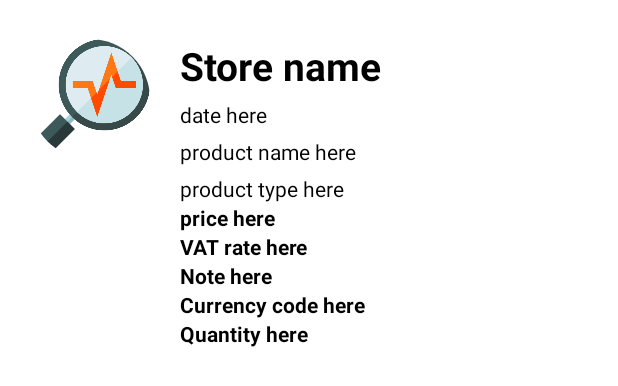
After one commit to yakusugi/cbt_mysql, an Android app: the layout mysql_search_list_item.xml on its own in the app's theme, with its tools: preview values and no code run, on a phone screen of 412 x 824 dp. The commit adds this screen. Shown: the top 386 px of the screen. Run offline under Robolectric (Android 15) with nearby library versions, the phone set to English and light mode, and no system bars; network calls fail.

Commit message:
commit june 14

```diff
--- a/app/src/main/assets/server_config.properties
+++ b/app/src/main/assets/server_config.properties
@@ -1,3 +1,4 @@
 server_url=http://192.168.0.51/
 login_php_file=budget_tracker_db_user_login.php
 insert_php_file=android_to_mysql.php
+spending_store_search_php_file=budget_tracker_db_store_search.php
--- a/app/src/main/java/com/myproject/offlinebudgettrackerappproject/data/BudgetTrackerMysqlSpendingRepository.java
+++ b/app/src/main/java/com/myproject/offlinebudgettrackerappproject/data/BudgetTrackerMysqlSpendingRepository.java
@@ -1,4 +1,6 @@
 package com.myproject.offlinebudgettrackerappproject.data;
+
+import android.app.Application;
 
 import com.myproject.offlinebudgettrackerappproject.dto.BudgetTrackerMysqlSpendingDto;
 import com.myproject.offlinebudgettrackerappproject.util.SpendingListCallback;
@@ -17,6 +19,10 @@ public class BudgetTrackerMysqlSpendingRepository {
     Double searchStoreSum;
 
     Double searchProductNameSum;
+
+    public BudgetTrackerMysqlSpendingRepository(Application application) {
+        budgetTrackerMysqlSpendingStoreNameDao = new BudgetTrackerMysqlSpendingStoreNameDao(application);
+    }
 
     public void getSearchStoreNameList(BudgetTrackerMysqlSpendingDto budgetTrackerMysqlSpendingDto, SpendingListCallback callback) {
         budgetTrackerMysqlSpendingStoreNameDao.getSearchStoreNameList(budgetTrackerMysqlSpendingDto, new SpendingListCallback() {
--- /dev/null
+++ b/app/src/main/res/layout/mysql_search_list_item.xml
@@ -0,0 +1,234 @@
+<?xml version="1.0" encoding="utf-8"?>
+<LinearLayout xmlns:android="http://schemas.android.com/apk/res/android"
+    xmlns:tools="http://schemas.android.com/tools"
+    android:orientation="vertical"
+    android:layout_width="match_parent"
+    android:layout_height="match_parent">
+
+    <LinearLayout
+        android:layout_width="match_parent"
+        android:layout_height="match_parent"
+        android:orientation="vertical">
+
+        <RelativeLayout
+            android:layout_width="match_parent"
+            android:layout_height="wrap_content"
+            android:layout_marginTop="16dp">
+
+            <LinearLayout
+                android:layout_width="wrap_content"
+                android:layout_height="wrap_content"
+                android:layout_marginVertical="10dp"
+                android:orientation="horizontal">
+
+                <de.hdodenhof.circleimageview.CircleImageView
+                    android:id="@+id/mysql_search_circle_image_view"
+                    android:layout_width="80dp"
+                    android:layout_height="80dp"
+                    android:layout_marginStart="20dp"
+                    android:src="@drawable/search_icon"
+                    tools:ignore="DuplicateIds" />
+
+                <LinearLayout
+                    android:id="@+id/mysql_search_store_name_linear_layout"
+                    android:layout_width="wrap_content"
+                    android:layout_height="wrap_content"
+                    android:layout_marginStart="20dp"
+                    android:orientation="vertical">
+
+                    <TextView
+                        android:id="@+id/mysql_search_store_name_text_row"
+                        android:layout_width="wrap_content"
+                        android:layout_height="wrap_content"
+                        android:text="Store name"
+                        android:textColor="@color/black"
+                        android:textSize="26sp"
+                        android:textStyle="bold" />
+
+                    <TextView
+                        android:id="@+id/mysql_search_date_text_row"
+                        android:layout_width="wrap_content"
+                        android:layout_height="wrap_content"
+                        android:layout_marginTop="5dp"
+                        android:text="date here"
+                        android:textColor="@color/black" />
+
+                    <TextView
+                        android:id="@+id/mysql_search_product_name_text_row"
+                        android:layout_width="wrap_content"
+                        android:layout_height="wrap_content"
+                        android:layout_marginTop="5dp"
+                        android:text="product name here"
+                        android:textColor="@color/black" />
+
+                    <TextView
+                        android:id="@+id/mysql_search_product_type_text_row"
+                        android:layout_width="wrap_content"
+                        android:layout_height="wrap_content"
+                        android:layout_marginTop="5dp"
+                        android:text="product type here"
+                        android:textColor="@color/black" />
+
+                    <TextView
+                        android:id="@+id/mysql_search_price_text_row"
+                        android:layout_width="wrap_content"
+                        android:layout_height="wrap_content"
+                        android:text="price here"
+                        android:textColor="@color/black"
+                        android:textStyle="bold" />
+
+                    <TextView
+                        android:id="@+id/mysql_search_vat_text_row"
+                        android:layout_width="wrap_content"
+                        android:layout_height="wrap_content"
+                        android:text="VAT rate here"
+                        android:textColor="@color/black"
+                        android:textStyle="bold" />
+
+                    <TextView
+                        android:id="@+id/mysql_search_note_text_row"
+                        android:layout_width="wrap_content"
+                        android:layout_height="wrap_content"
+                        android:text="Note here"
+                        android:textColor="@color/black"
+                        android:textStyle="bold" />
+
+                    <TextView
+                        android:id="@+id/mysql_search_currency_code_text_row"
+                        android:layout_width="wrap_content"
+                        android:layout_height="wrap_content"
+                        android:text="Currency code here"
+                        android:textColor="@color/black"
+                        android:textStyle="bold" />
+
+                    <TextView
+                        android:id="@+id/mysql_search_quantity_text_row"
+                        android:layout_width="wrap_content"
+                        android:layout_height="wrap_content"
+                        android:text="Quantity here"
+                        android:textColor="@color/black"
+                        android:textStyle="bold" />
+
+                </LinearLayout>
+
+                <LinearLayout
+                    android:layout_width="wrap_content"
+                    android:layout_height="wrap_content"
+                    android:layout_marginStart="20dp"
+                    android:orientation="vertical">
+
+
+                </LinearLayout>
+
+
+            </LinearLayout>
+
+
+        </RelativeLayout>
+
+    </LinearLayout>
+
+    <RelativeLayout
+        android:layout_width="match_parent"
+        android:layout_height="wrap_content"
+        android:layout_marginTop="16dp">
+
+        <LinearLayout
+            android:layout_width="wrap_content"
+            android:layout_height="wrap_content"
+            android:layout_marginVertical="10dp"
+            android:orientation="horizontal">
+
+            <de.hdodenhof.circleimageview.CircleImageView
+                android:id="@+id/search_circle_image_view"
+                android:layout_width="80dp"
+                android:layout_height="80dp"
+                android:layout_marginStart="20dp"
+                android:src="@drawable/search_icon"
+                />
+
+            <LinearLayout
+                android:id="@+id/search_store_name_linear_layout"
+                android:layout_width="wrap_content"
+                android:layout_height="wrap_content"
+                android:layout_marginStart="20dp"
+                android:orientation="vertical">
+
+                <TextView
+                    android:id="@+id/search_store_name_text_row"
+                    android:layout_width="wrap_content"
+                    android:layout_height="wrap_content"
+                    android:text="Store name"
+                    android:textColor="@color/black"
+                    android:textSize="26sp"
+                    android:textStyle="bold"/>
+
+                <TextView
+                    android:id="@+id/search_date_text_row"
+                    android:layout_width="wrap_content"
+                    android:layout_height="wrap_content"
+                    android:layout_marginTop="5dp"
+                    android:text="date here"
+                    android:textColor="@color/black"
+                    />
+
+                <TextView
+                    android:id="@+id/search_product_name_text_row"
+                    android:layout_width="wrap_content"
+                    android:layout_height="wrap_content"
+                    android:layout_marginTop="5dp"
+                    android:text="product name here"
+                    android:textColor="@color/black"
+                    />
+
+                <TextView
+                    android:id="@+id/search_product_type_text_row"
+                    android:layout_width="wrap_content"
+                    android:layout_height="wrap_content"
+                    android:layout_marginTop="5dp"
+                    android:text="product type here"
+                    android:textColor="@color/black"
+                    />
+
+                <TextView
+                    android:id="@+id/search_price_text_row"
+                    android:layout_width="wrap_content"
+                    android:layout_height="wrap_content"
+                    android:text="price here"
+                    android:textStyle="bold"
+                    android:textColor="@color/black"
+                    />
+
+                <TextView
+                    android:id="@+id/search_vat_text_row"
+                    android:layout_width="wrap_content"
+                    android:layout_height="wrap_content"
+                    android:text="VAT rate here"
+                    android:textStyle="bold"
+                    android:textColor="@color/black"
+                    />
+
+            </LinearLayout>
+
+            <LinearLayout
+                android:layout_width="wrap_content"
+                android:layout_height="wrap_content"
+                android:layout_marginStart="20dp"
+                android:orientation="vertical">
+
+
+
+
+
+
+            </LinearLayout>
+
+
+
+        </LinearLayout>
+
+
+
+    </RelativeLayout>
+
+</LinearLayout>
```
Also changed, not shown: app/src/main/java/com/myproject/offlinebudgettrackerappproject/adapter/MysqlSearchListViewAdapter.java (added, +82 -0 lines), app/src/main/java/com/myproject/offlinebudgettrackerappproject/data/BudgetTrackerMysqlSpendingStoreNameDao.java (+13 -14 lines), app/src/main/java/com/myproject/offlinebudgettrackerappproject/dto/BudgetTrackerMysqlSpendingDto.java (+8 -8 lines), app/src/main/java/com/myproject/offlinebudgettrackerappproject/model/BudgetTrackerMysqlSpendingViewModel.java (+25 -24 lines), app/src/main/java/com/myproject/offlinebudgettrackerappproject/view/MysqlSearchFragment.java (+25 -23 lines).
